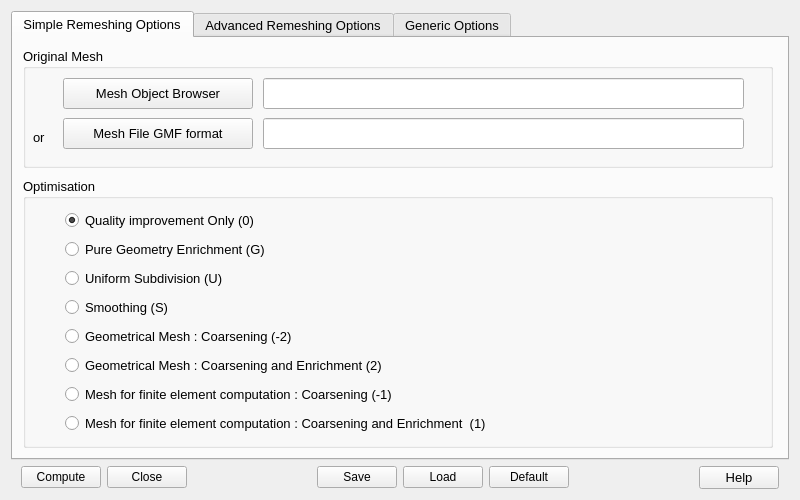
looooo/salome_smesh, file src/Tools/YamsPlug/YamsPlugDialog.ui: the form before one commit.
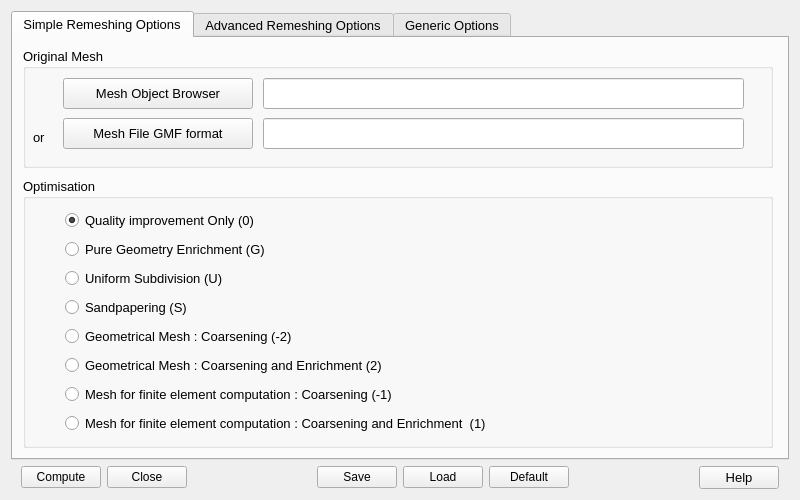
The form after the commit.

Commit message: best chordal deviation

The edit to the form file:
```diff
--- a/src/Tools/YamsPlug/YamsPlugDialog.ui
+++ b/src/Tools/YamsPlug/YamsPlugDialog.ui
@@ -243,7 +243,7 @@
 This option modifies the geometry.</string>
            </property>
            <property name="text">
-            <string>Smoothing (S)</string>
+            <string>Sandpapering (S)</string>
            </property>
            <property name="checked">
             <bool>false</bool>
```
Left out of the diff: 114 changed lines with no effect on the pictures. The commit also changes 1 other file.
